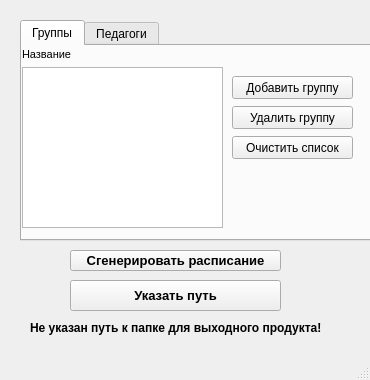
Old version of the form scheduledepartment.ui in the repository BlackSerperior6/ScheduleDepartmentProgram.
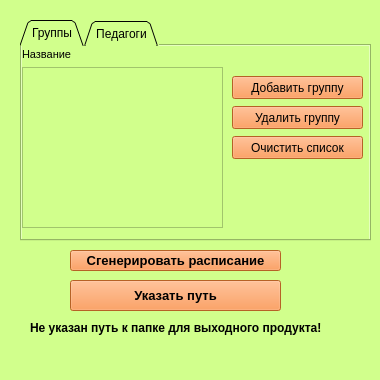
New version of the form. Icons and pictures are not drawn.

Commit message: Работаем с дизайном

The edit to the form file:
```diff
--- a/scheduledepartment.ui
+++ b/scheduledepartment.ui
@@ -6,7 +6,7 @@
    <rect>
     <x>0</x>
     <y>0</y>
-    <width>370</width>
+    <width>380</width>
     <height>380</height>
    </rect>
   </property>
@@ -18,7 +18,7 @@
   </property>
   <property name="maximumSize">
    <size>
-    <width>370</width>
+    <width>380</width>
     <height>380</height>
    </size>
   </property>
@@ -29,6 +29,12 @@
    <iconset resource="Resources.qrc">
     <normaloff>:/Images/Resources/Calendar.png</normaloff>:/Images/Resources/Calendar.png</iconset>
   </property>
+  <property name="autoFillBackground">
+   <bool>false</bool>
+  </property>
+  <property name="styleSheet">
+   <string notr="true">background-color: rgb(209, 255, 140);</string>
+  </property>
   <widget class="QWidget" name="centralwidget">
    <widget class="QPushButton" name="GenerateScheduelButton">
     <property name="geometry">
@@ -46,6 +52,12 @@
       <bold>true</bold>
      </font>
     </property>
+    <property name="autoFillBackground">
+     <bool>false</bool>
+    </property>
+    <property name="styleSheet">
+     <string notr="true">background-color: rgb(255, 137, 53);</string>
+    </property>
     <property name="text">
      <string>Сгенерировать расписание</string>
     </property>
@@ -69,11 +81,17 @@
       <height>221</height>
      </rect>
     </property>
+    <property name="autoFillBackground">
+     <bool>false</bool>
+    </property>
+    <property name="styleSheet">
+     <string notr="true"/>
+    </property>
     <property name="tabPosition">
      <enum>QTabWidget::North</enum>
     </property>
     <property name="tabShape">
-     <enum>QTabWidget::Rounded</enum>
+     <enum>QTabWidget::Triangular</enum>
     </property>
     <property name="currentIndex">
      <number>0</number>
@@ -104,16 +122,28 @@
         <height>161</height>
        </rect>
       </property>
+      <property name="styleSheet">
+       <string notr="true"/>
+      </property>
+      <property name="viewMode">
+       <enum>QListView::ListMode</enum>
+      </property>
      </widget>
      <widget class="QPushButton" name="AddStudyGroupButton">
       <property name="geometry">
        <rect>
         <x>210</x>
         <y>30</y>
-        <width>121</width>
+        <width>131</width>
         <height>23</height>
        </rect>
       </property>
+      <property name="autoFillBackground">
+       <bool>false</bool>
+      </property>
+      <property name="styleSheet">
+       <string notr="true">background-color: rgb(255, 137, 53);</string>
+      </property>
       <property name="text">
        <string>Добавить группу</string>
       </property>
@@ -127,10 +157,16 @@
        <rect>
         <x>210</x>
         <y>60</y>
-        <width>121</width>
+        <width>131</width>
         <height>23</height>
        </rect>
       </property>
+      <property name="autoFillBackground">
+       <bool>false</bool>
+      </property>
+      <property name="styleSheet">
+       <string notr="true">background-color: rgb(255, 137, 53);</string>
+      </property>
       <property name="text">
        <string>Удалить группу</string>
       </property>
@@ -168,10 +204,16 @@
        <rect>
         <x>210</x>
         <y>90</y>
-        <width>121</width>
+        <width>131</width>
         <height>23</height>
        </rect>
       </property>
+      <property name="autoFillBackground">
+       <bool>false</bool>
+      </property>
+      <property name="styleSheet">
+       <string notr="true">background-color: rgb(255, 137, 53);</string>
+      </property>
       <property name="text">
        <string>Очистить список</string>
       </property>
@@ -275,6 +317,9 @@
       <bold>true</bold>
      </font>
     </property>
+    <property name="autoFillBackground">
+     <bool>false</bool>
+    </property>
     <property name="text">
      <string>Не указан путь к папке для выходного продукта!</string>
     </property>
@@ -298,6 +343,12 @@
       <bold>true</bold>
      </font>
     </property>
+    <property name="autoFillBackground">
+     <bool>false</bool>
+    </property>
+    <property name="styleSheet">
+     <string notr="true">background-color: rgb(255, 137, 53);</string>
+    </property>
     <property name="text">
      <string>Указать путь</string>
     </property>
```
Left out of the diff: 20 changed lines with no effect on the pictures.
